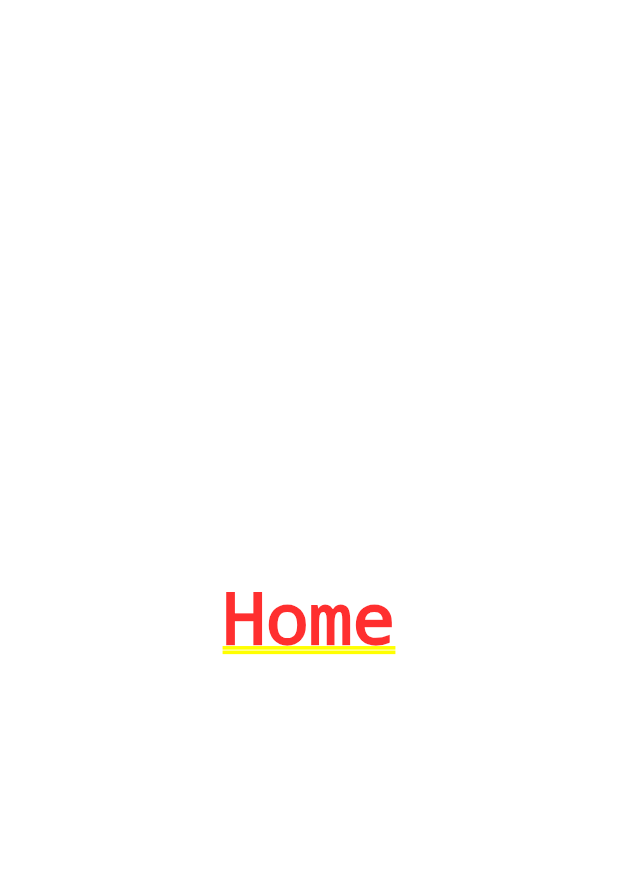
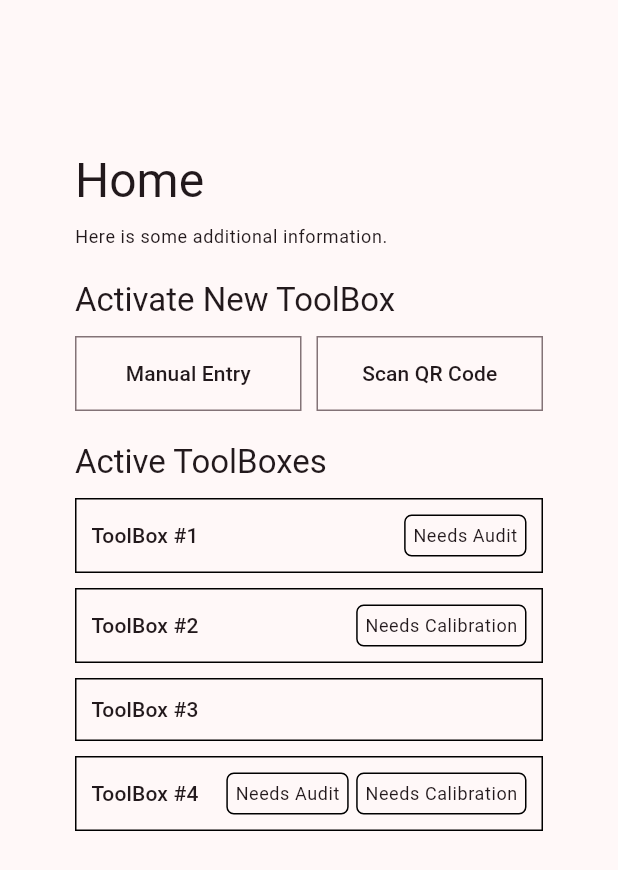
Before and after one commit to aryan-parcell/toolsight, a Flutter app: the screen it shows after launch, after a tap on "Login", on a phone screen of 412 x 824 dp. Shown: the top 870 px of the screen. Run offline on Flutter 3.47's test engine with Material 3 defaults, Android fonts, the phone set to English and light mode, and no system bars; our stand-ins replace go_router.

Commit message:
Implement home page
Use mock toolboxes but simulate the fetching process.

```diff
--- a/lib/home.dart
+++ b/lib/home.dart
@@ -1,4 +1,9 @@
 import 'package:flutter/material.dart';
+import 'package:go_router/go_router.dart';
+import 'package:toolsight/WideButton.dart';
+import 'package:toolsight/models/toolbox.dart';
+import 'package:toolsight/router.dart';
+import 'package:toolsight/widgets/toolbox_display.dart';
 
 class Home extends StatefulWidget {
   const Home({super.key});
@@ -8,15 +13,96 @@ class Home extends StatefulWidget {
 }
 
 class _HomeState extends State<Home> {
+  late Future<List<Toolbox>> _toolboxesFuture;
+
+  final List<Toolbox> _mockToolboxes = [
+    Toolbox(id: '1', name: "ToolBox #1", needsAudit: true, needsCalibration: false),
+    Toolbox(id: '2', name: "ToolBox #2", needsAudit: false, needsCalibration: true),
+    Toolbox(id: '3', name: "ToolBox #3", needsAudit: false, needsCalibration: false),
+    Toolbox(id: '4', name: "ToolBox #4", needsAudit: true, needsCalibration: true),
+  ];
+
+  Future<List<Toolbox>> _fetchToolboxes() async {
+    // Simulate network delay
+    await Future.delayed(const Duration(seconds: 1));
+    return _mockToolboxes;
+  }
+
+  @override
+  void initState() {
+    super.initState();
+    _toolboxesFuture = _fetchToolboxes();
+  }
 
   @override
   Widget build(BuildContext context) {
-    return Column(
-      mainAxisAlignment: MainAxisAlignment.center,
-      crossAxisAlignment: CrossAxisAlignment.center,
-      children: [
-        Text("Home")
-      ],
+    return Scaffold(
+      body: Padding(
+        padding: const EdgeInsets.symmetric(horizontal: 50, vertical: 100),
+        child: Column(
+          crossAxisAlignment: CrossAxisAlignment.start,
+          spacing: 20,
+          children: [
+            Column(
+              crossAxisAlignment: CrossAxisAlignment.start,
+              spacing: 10,
+              children: [
+                Text("Home", style: Theme.of(context).textTheme.headlineLarge),
+                Text("Here is some additional information.", style: Theme.of(context).textTheme.bodySmall),
+              ],
+            ),
+            Column(
+              crossAxisAlignment: CrossAxisAlignment.start,
+              spacing: 10,
+              children: [
+                Text("Activate New ToolBox", style: Theme.of(context).textTheme.titleLarge),
+                Row(
+                  spacing: 10,
+                  children: [
+                    WideButton(
+                      text: "Manual Entry",
+                      onPressed: () => context.pushNamed(AppRoute.manual.name),
+                    ),
+                    WideButton(
+                      text: "Scan QR Code",
+                      onPressed: () => context.pushNamed(AppRoute.qr.name),
+                    ),
+                  ],
+                ),
+              ],
+            ),
+            Column(
+              crossAxisAlignment: CrossAxisAlignment.start,
+              spacing: 10,
+              children: [
+                Text("Active ToolBoxes", style: Theme.of(context).textTheme.titleLarge),
+                FutureBuilder(
+                  future: _toolboxesFuture,
+                  builder: (context, snapshot) {
+                    if (snapshot.connectionState == ConnectionState.waiting) {
+                      return const Center(child: CircularProgressIndicator());
+                    }
+                    if (snapshot.hasError) {
+                      return Text("Error loading toolboxes", style: Theme.of(context).textTheme.bodySmall);
+                    }
+                    if (!snapshot.hasData || snapshot.data!.isEmpty) {
+                      return Text("No active toolboxes.", style: Theme.of(context).textTheme.bodySmall);
+                    }
+
+                    final toolboxes = snapshot.data!;
+                    return Column(
+                      spacing: 10,
+                      children: [
+                        for (final toolbox in toolboxes) ToolBoxDisplay(toolbox),
+                      ],
+                    );
+                  },
+                ),
+              ],
+            ),
+          ],
+        ),
+      ),
     );
   }
 }
--- /dev/null
+++ b/lib/models/toolbox.dart
@@ -0,0 +1,13 @@
+class Toolbox {
+  final String id;
+  final String name;
+  final bool needsAudit;
+  final bool needsCalibration;
+
+  Toolbox({
+    required this.id,
+    required this.name,
+    required this.needsAudit,
+    required this.needsCalibration,
+  });
+}
--- /dev/null
+++ b/lib/widgets/pill.dart
@@ -0,0 +1,19 @@
+import 'package:flutter/material.dart';
+
+class Pill extends StatelessWidget {
+  final String text;
+
+  const Pill(this.text, {super.key});
+
+  @override
+  Widget build(BuildContext context) {
+    return Container(
+      padding: const EdgeInsets.all(5),
+      decoration: BoxDecoration(
+        border: Border.all(color: Colors.black),
+        borderRadius: BorderRadius.circular(5),
+      ),
+      child: Text(text, style: Theme.of(context).textTheme.bodySmall),
+    );
+  }
+}
--- /dev/null
+++ b/lib/widgets/toolbox_display.dart
@@ -0,0 +1,38 @@
+import 'package:flutter/material.dart';
+import 'package:go_router/go_router.dart';
+import 'package:toolsight/models/toolbox.dart';
+import 'package:toolsight/router.dart';
+import 'package:toolsight/widgets/pill.dart';
+
+class ToolBoxDisplay extends StatelessWidget {
+  final Toolbox toolbox;
+
+  const ToolBoxDisplay(this.toolbox, {super.key});
+
+  @override
+  Widget build(BuildContext context) {
+    return InkWell(
+      onTap: () => context.pushNamed(AppRoute.toolbox.name, pathParameters: {'toolbox_id': toolbox.id}),
+      child: Container(
+        padding: const EdgeInsets.all(10),
+        decoration: BoxDecoration(
+          border: Border.all(color: Colors.black),
+          borderRadius: BorderRadius.zero,
+        ),
+        child: Row(
+          mainAxisAlignment: MainAxisAlignment.spaceBetween,
+          children: [
+            Text(toolbox.name, style: Theme.of(context).textTheme.labelLarge),
+            Row(
+              spacing: 5,
+              children: [
+                if (toolbox.needsAudit) const Pill("Needs Audit"),
+                if (toolbox.needsCalibration) const Pill("Needs Calibration"),
+              ],
+            ),
+          ],
+        ),
+      ),
+    );
+  }
+}
```
